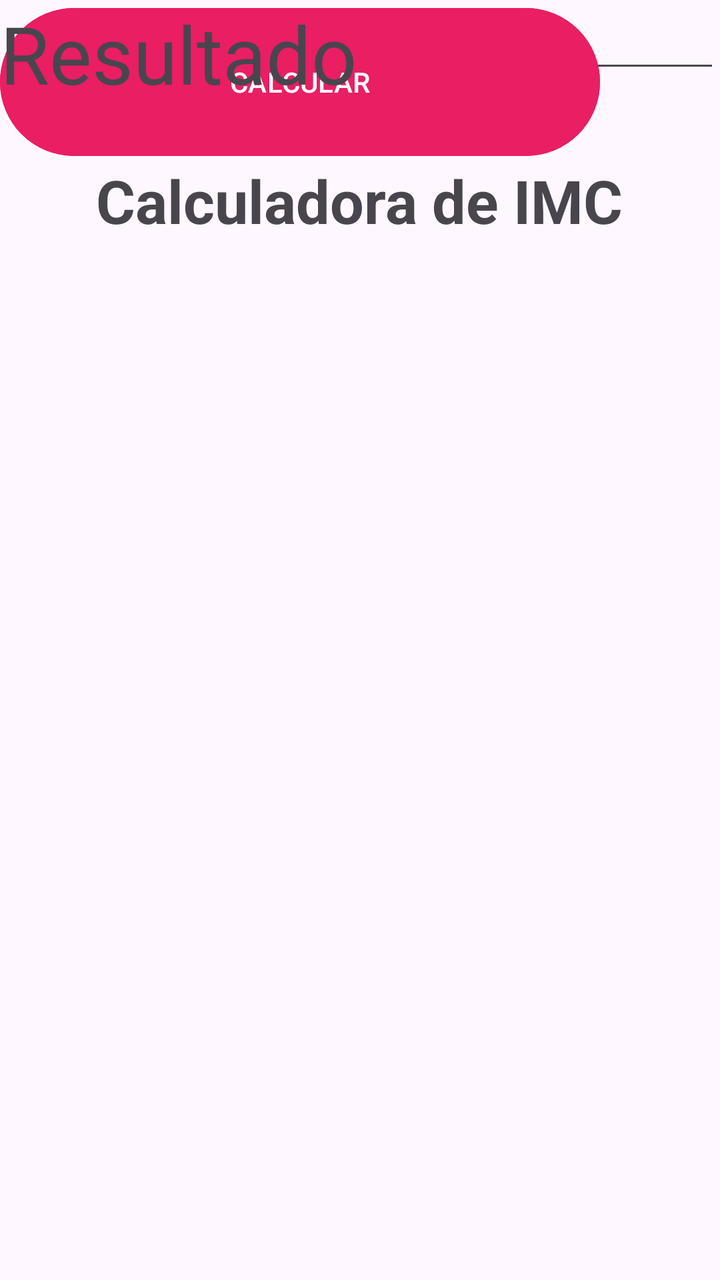
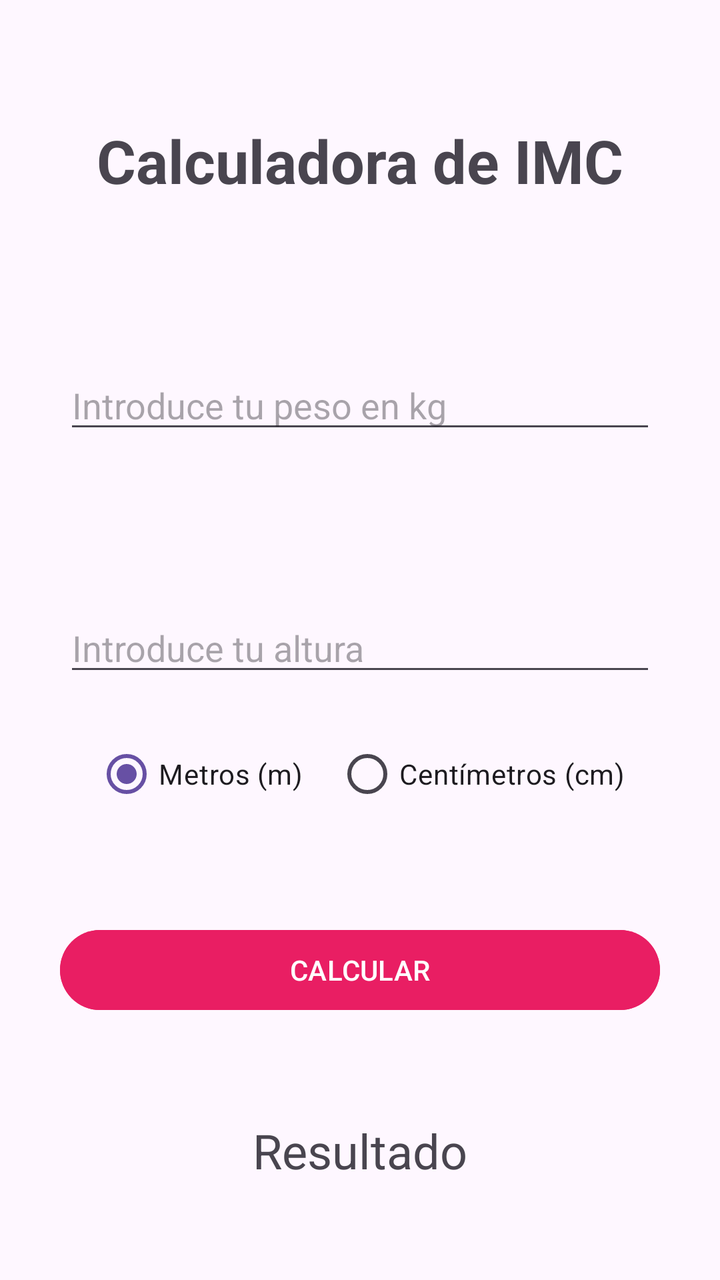

Two renders of the same Android screen: before a commit and after it. Below are the layout's source before the change and the commit's diff.
<!-- AndroidManifest.xml: application theme Theme.Calculadora -->
<!-- res/layout/activity_main.xml -->
<?xml version="1.0" encoding="utf-8"?>
<androidx.constraintlayout.widget.ConstraintLayout xmlns:android="http://schemas.android.com/apk/res/android"
    xmlns:app="http://schemas.android.com/apk/res-auto"
    xmlns:tools="http://schemas.android.com/tools"
    android:id="@+id/main"
    android:layout_width="match_parent"
    android:layout_height="match_parent"
    tools:context=".MainActivity">

    <TextView
        android:id="@+id/textViewTitulo"
        android:layout_width="wrap_content"
        android:layout_height="wrap_content"
        android:layout_marginStart="130dp"
        android:layout_marginTop="80dp"
        android:layout_marginEnd="130dp"
        android:text="Calculadora de IMC"
        android:textSize="30sp"
        android:textStyle="bold"
        app:layout_constraintEnd_toEndOf="parent"
        app:layout_constraintHorizontal_bias="0.504"
        app:layout_constraintStart_toStartOf="parent"
        app:layout_constraintTop_toTopOf="parent" />

    <EditText
        android:id="@+id/ETPeso"
        android:layout_width="match_parent"
        android:layout_height="wrap_content"
        android:hint="Introduce tu peso en kg"
        android:inputType="numberDecimal"
        tools:layout_editor_absoluteX="16dp"
        tools:layout_editor_absoluteY="199dp" />

    <EditText
        android:id="@+id/ETAltura"
        android:layout_width="match_parent"
        android:layout_height="wrap_content"
        android:hint="Introduce tu altura en cm"
        android:inputType="numberDecimal"
        tools:layout_editor_absoluteX="0dp"
        tools:layout_editor_absoluteY="302dp" />

    <RadioGroup
        android:id="@+id/rgUnidad"
        android:layout_width="match_parent"
        android:layout_height="wrap_content"
        android:orientation="horizontal"
        android:layout_marginBottom="20dp">

    </RadioGroup>

    <RadioButton
        android:id="@+id/btnMetros"
        android:layout_width="wrap_content"
        android:layout_height="wrap_content"
        android:checked="true"
        android:text="Metros (m)"
        tools:layout_editor_absoluteX="55dp"
        tools:layout_editor_absoluteY="377dp" />

    <RadioButton
        android:id="@+id/btnCentimetros"
        android:layout_width="wrap_content"
        android:layout_height="wrap_content"
        android:text="Centímetros (cm)"
        tools:layout_editor_absoluteX="209dp"
        tools:layout_editor_absoluteY="377dp" />

    <Button
        android:id="@+id/button"
        android:layout_width="300dp"
        android:layout_height="82dp"
        android:backgroundTint="#E91E63"
        android:text="CALCULAR"
        tools:layout_editor_absoluteX="55dp"
        tools:layout_editor_absoluteY="465dp" />

    <TextView
        android:id="@+id/textViewResultado"
        android:layout_width="180dp"
        android:layout_height="71dp"
        android:text="Resultado"
        android:textSize="40sp"
        tools:layout_editor_absoluteX="115dp"
        tools:layout_editor_absoluteY="597dp" />

</androidx.constraintlayout.widget.ConstraintLayout>
<!-- resources referenced by this layout -->
<resources>
  <style name="Theme.Calculadora" parent="Base.Theme.Calculadora" />
  <style name="Base.Theme.Calculadora" parent="Theme.Material3.DayNight.NoActionBar">
          
          
      </style>
</resources>

<!-- the commit's change to res/layout/activity_main.xml (unified diff, before → after) -->
@@ -11,77 +11,88 @@
         android:id="@+id/textViewTitulo"
         android:layout_width="wrap_content"
         android:layout_height="wrap_content"
-        android:layout_marginStart="130dp"
-        android:layout_marginTop="80dp"
-        android:layout_marginEnd="130dp"
+        android:layout_marginTop="60dp"
         android:text="Calculadora de IMC"
         android:textSize="30sp"
         android:textStyle="bold"
         app:layout_constraintEnd_toEndOf="parent"
-        app:layout_constraintHorizontal_bias="0.504"
         app:layout_constraintStart_toStartOf="parent"
         app:layout_constraintTop_toTopOf="parent" />
 
     <EditText
         android:id="@+id/ETPeso"
-        android:layout_width="match_parent"
+        android:layout_width="0dp"
         android:layout_height="wrap_content"
+        android:layout_marginStart="32dp"
+        android:layout_marginTop="80dp"
+        android:layout_marginEnd="32dp"
         android:hint="Introduce tu peso en kg"
         android:inputType="numberDecimal"
-        tools:layout_editor_absoluteX="16dp"
-        tools:layout_editor_absoluteY="199dp" />
+        app:layout_constraintEnd_toEndOf="parent"
+        app:layout_constraintStart_toStartOf="parent"
+        app:layout_constraintTop_toBottomOf="@+id/textViewTitulo" />
 
     <EditText
         android:id="@+id/ETAltura"
-        android:layout_width="match_parent"
+        android:layout_width="0dp"
         android:layout_height="wrap_content"
-        android:hint="Introduce tu altura en cm"
+        android:layout_marginStart="32dp"
+        android:layout_marginTop="80dp"
+        android:layout_marginEnd="32dp"
+        android:hint="Introduce tu altura"
         android:inputType="numberDecimal"
-        tools:layout_editor_absoluteX="0dp"
-        tools:layout_editor_absoluteY="302dp" />
+        app:layout_constraintEnd_toEndOf="parent"
+        app:layout_constraintStart_toStartOf="parent"
+        app:layout_constraintTop_toBottomOf="@+id/ETPeso" />
 
     <RadioGroup
         android:id="@+id/rgUnidad"
-        android:layout_width="match_parent"
-        android:layout_height="wrap_content"
-        android:orientation="horizontal"
-        android:layout_marginBottom="20dp">
-
-    </RadioGroup>
-
-    <RadioButton
-        android:id="@+id/btnMetros"
         android:layout_width="wrap_content"
         android:layout_height="wrap_content"
-        android:checked="true"
-        android:text="Metros (m)"
-        tools:layout_editor_absoluteX="55dp"
-        tools:layout_editor_absoluteY="377dp" />
+        android:layout_marginTop="20dp"
+        android:orientation="horizontal"
+        app:layout_constraintEnd_toEndOf="parent"
+        app:layout_constraintStart_toStartOf="parent"
+        app:layout_constraintTop_toBottomOf="@+id/ETAltura">
 
-    <RadioButton
-        android:id="@+id/btnCentimetros"
-        android:layout_width="wrap_content"
-        android:layout_height="wrap_content"
-        android:text="Centímetros (cm)"
-        tools:layout_editor_absoluteX="209dp"
-        tools:layout_editor_absoluteY="377dp" />
+        <RadioButton
+            android:id="@+id/btnMetros"
+            android:layout_width="wrap_content"
+            android:layout_height="wrap_content"
+            android:layout_marginEnd="16dp"
+            android:checked="true"
+            android:text="Metros (m)" />
+
+        <RadioButton
+            android:id="@+id/btnCentimetros"
+            android:layout_width="wrap_content"
+            android:layout_height="wrap_content"
+            android:text="Centímetros (cm)" />
+    </RadioGroup>
 
     <Button
         android:id="@+id/button"
         android:layout_width="300dp"
-        android:layout_height="82dp"
+        android:layout_height="wrap_content"
+        android:layout_marginTop="50dp"
         android:backgroundTint="#E91E63"
         android:text="CALCULAR"
-        tools:layout_editor_absoluteX="55dp"
-        tools:layout_editor_absoluteY="465dp" />
+        app:layout_constraintEnd_toEndOf="parent"
+        app:layout_constraintStart_toStartOf="parent"
+        app:layout_constraintTop_toBottomOf="@+id/rgUnidad" />
 
     <TextView
         android:id="@+id/textViewResultado"
-        android:layout_width="180dp"
-        android:layout_height="71dp"
+        android:layout_width="0dp"
+        android:layout_height="wrap_content"
+        android:layout_marginStart="32dp"
+        android:layout_marginTop="50dp"
+        android:layout_marginEnd="32dp"
         android:text="Resultado"
-        android:textSize="40sp"
-        tools:layout_editor_absoluteX="115dp"
-        tools:layout_editor_absoluteY="597dp" />
+        android:textAlignment="center"
+        android:textSize="24sp"
+        app:layout_constraintEnd_toEndOf="parent"
+        app:layout_constraintStart_toStartOf="parent"
+        app:layout_constraintTop_toBottomOf="@+id/button" />
 
 </androidx.constraintlayout.widget.ConstraintLayout>
